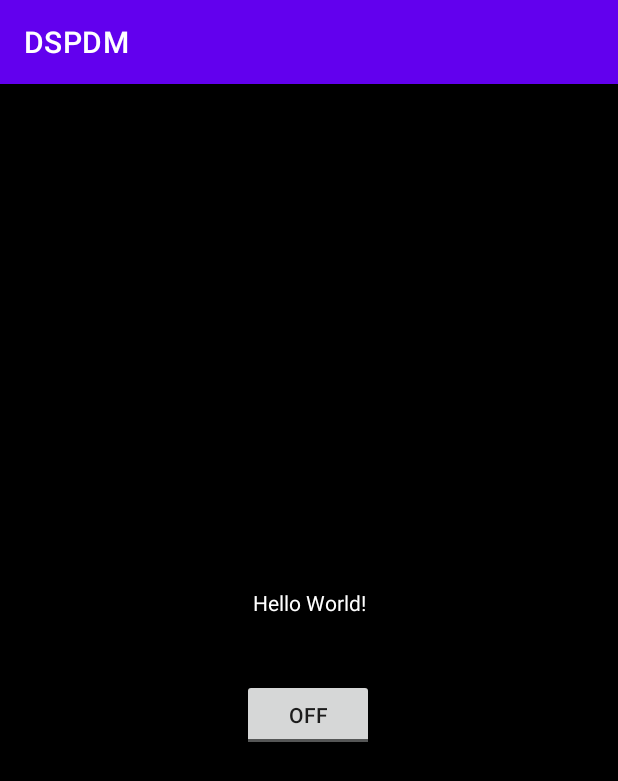
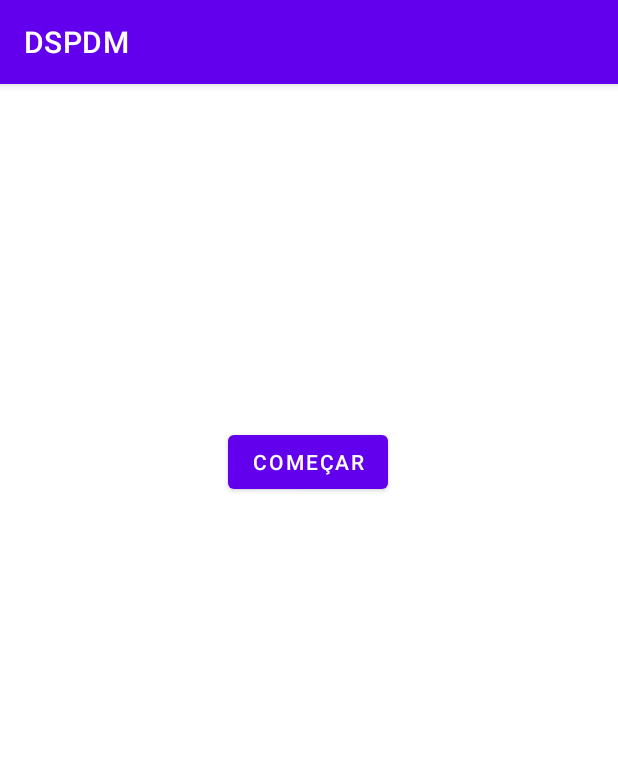
Before and after one commit to lazarojr25/DSPDM, an Android app: the screen it shows after launch (MainActivity), on a phone screen of 412 x 824 dp. Shown: the top 781 px of the screen. Run offline under Robolectric (Android 15) with nearby library versions, the phone set to English and light mode, and no system bars.

Commit message:
Activity e classe para componente tuggle button com tentativa de acionar o Flash da camera

```diff
--- a/app/src/main/java/br/com/dspdm/quixada/ufc/MainActivity.java
+++ b/app/src/main/java/br/com/dspdm/quixada/ufc/MainActivity.java
@@ -3,8 +3,11 @@ package br.com.dspdm.quixada.ufc;
 import androidx.appcompat.app.AppCompatActivity;
 import androidx.constraintlayout.widget.ConstraintLayout;
 
+import android.content.Intent;
 import android.graphics.Color;
 import android.os.Bundle;
+import android.view.View;
+import android.widget.Button;
 import android.widget.CompoundButton;
 import android.widget.RelativeLayout;
 import android.widget.TextView;
@@ -13,49 +16,28 @@ import android.widget.ToggleButton;
 
 public class MainActivity extends AppCompatActivity {
 
-    TextView textoMain;
-    ToggleButton toggleButton;
-    ConstraintLayout main_view;
+
+    Button botaoIniciar;
 
 
     @Override
     protected void onCreate(Bundle savedInstanceState) {
         super.onCreate(savedInstanceState);
         setContentView(R.layout.activity_main);
-        main_view = (ConstraintLayout) findViewById(R.id.main_view);
-        textoMain = (TextView)findViewById(R.id.textView);
-        toggleButton = (ToggleButton) findViewById(R.id.toggleButton01);
-        main_view.setBackgroundColor(Color.BLACK);
-        textoMain.setTextColor(Color.WHITE);
-        alteraCorFundo(main_view);
+
+        botaoIniciar = (Button) findViewById(R.id.botaoIniciar);
+
+        chamarSegundaTela();
     }
 
-    public void alteraCorFundo(ConstraintLayout main_view)
+    public void chamarSegundaTela()
     {
-
-        toggleButton.setOnCheckedChangeListener(new CompoundButton.OnCheckedChangeListener() {
+        botaoIniciar.setOnClickListener(new View.OnClickListener() {
             @Override
-            public void onCheckedChanged(CompoundButton buttonView, boolean isChecked) {
-                if (isChecked) {
-                    // The toggle is enabled
-                    textoMain.setText("Chave Ligada");
-                    showMessage("Toggle buttom is on");
-                    textoMain.setTextColor(Color.BLACK);
-                    main_view.setBackgroundColor(Color.WHITE);
-
-                } else {
-                    // The toggle is disabled
-                    showMessage("Toggle buttom is off");
-                    textoMain.setText("Chave Desligada");
-                    textoMain.setTextColor(Color.WHITE);
-                    main_view.setBackgroundColor(Color.BLACK);
-                }
+            public void onClick(View view) {
+                Intent in = new Intent(MainActivity.this, ButtonToggleActivity.class);
+                startActivity(in);
             }
         });
     }
-
-    private void showMessage(String message)
-    {
-        Toast.makeText(this, message, Toast.LENGTH_SHORT).show();
-    }
 }
--- a/app/src/main/java/br/com/dspdm/quixada/ufc/ToggleButtonTesteActivity.java
+++ /dev/null
@@ -1,4 +0,0 @@
-package br.com.dspdm.quixada.ufc;
-
-public class ToggleButtonTesteActivity {
-}
--- a/app/src/main/res/layout/activity_main.xml
+++ b/app/src/main/res/layout/activity_main.xml
@@ -12,31 +12,19 @@
 
     ]]>
 
-    <TextView
-        android:id="@+id/textView"
+
+
+    <Button
+        android:id="@+id/botaoIniciar"
         android:layout_width="wrap_content"
         android:layout_height="wrap_content"
-        android:text="Hello World!"
-        app:layout_constraintBottom_toBottomOf="parent"
-        app:layout_constraintEnd_toEndOf="parent"
-        app:layout_constraintStart_toStartOf="parent"
-        app:layout_constraintTop_toTopOf="parent"
-        app:layout_constraintVertical_bias="0.449" />
-
-    <ToggleButton
-        android:id="@+id/toggleButton01"
-        android:layout_width="wrap_content"
-        android:layout_height="wrap_content"
-        android:text="ToggleButton"
-        android:textOff="Off"
-        android:textOn="On"
+        android:text="Começar"
         app:layout_constraintBottom_toBottomOf="parent"
         app:layout_constraintEnd_toEndOf="parent"
         app:layout_constraintHorizontal_bias="0.498"
         app:layout_constraintStart_toStartOf="parent"
         app:layout_constraintTop_toTopOf="parent"
-        app:layout_constraintVertical_bias="0.551"
-        tools:visibility="visible" />
+        app:layout_constraintVertical_bias="0.317" />
 
 
 </androidx.constraintlayout.widget.ConstraintLayout>
```
Also changed, not shown: app/src/main/AndroidManifest.xml (+7 -1 lines), app/src/main/java/br/com/dspdm/quixada/ufc/ButtonToggleActivity.java (added, +112 -0 lines), app/src/main/res/layout/activity_button_toggle.xml (added, +49 -0 lines), app/src/main/res/layout/activity_toggle_button_teste.xml (deleted, +0 -63 lines).
